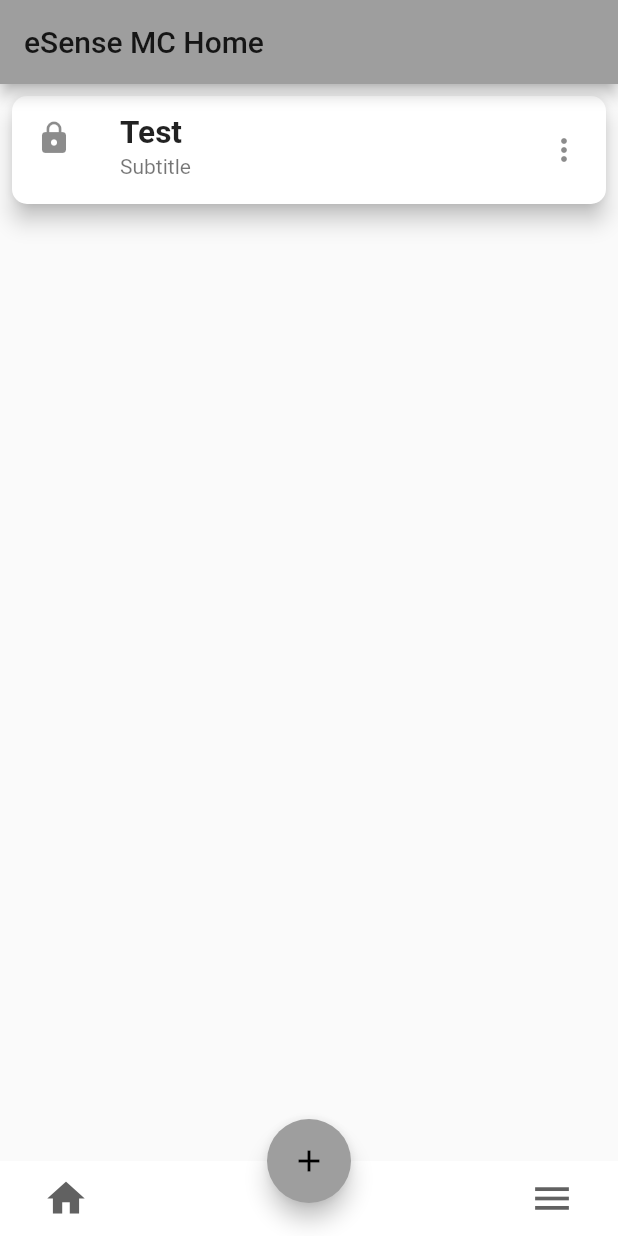
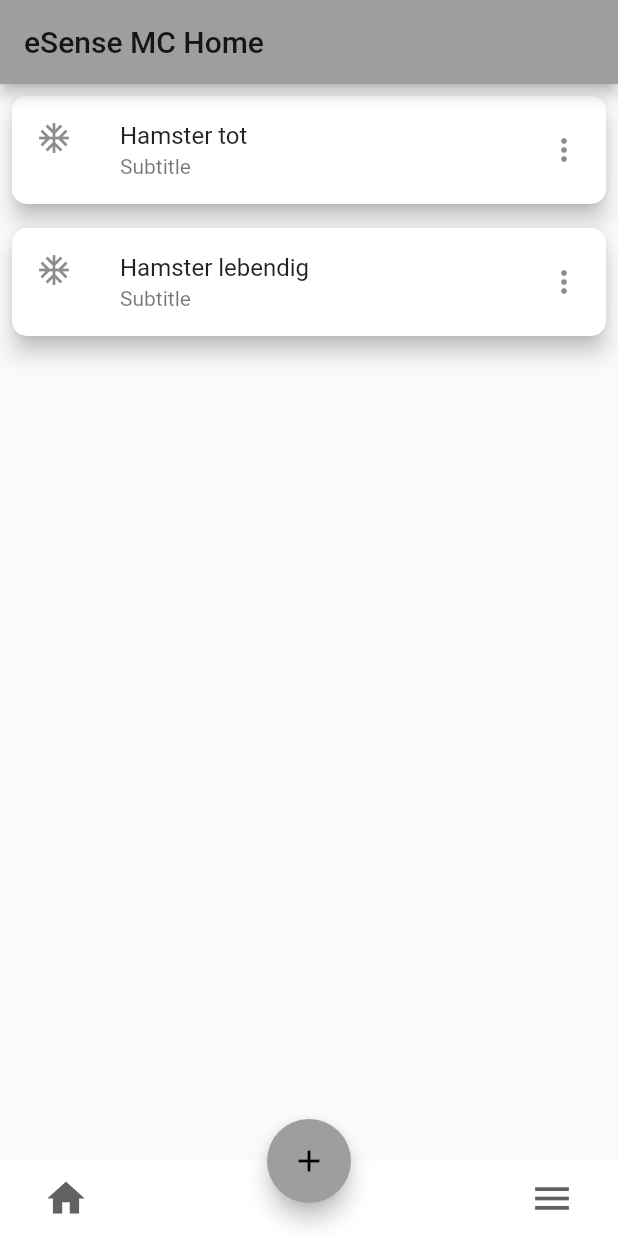
Before and after one commit to m2rash/eSenseFakeCall, a Flutter app: the screen it shows after launch, on a phone screen of 412 x 824 dp. Run offline on Flutter 3.47's test engine with Material 2 defaults, Android fonts, the phone set to English and light mode, and no system bars; our stand-ins replace file_picker, just_audio.

Commit message:
Dynamic CallSttingsList: first try

```diff
--- a/esense_fakecall/lib/homescreen.dart
+++ b/esense_fakecall/lib/homescreen.dart
@@ -23,15 +23,29 @@ class HomeView extends StatefulWidget {
       "callerNameLocation": "callerName",
       "picLocation": "pic",
     },
+    {
+      "name": "Hamster lebendig",
+      "audioLocation": "path",
+      "callerNameLocation": "callerName",
+      "picLocation": "pic",
+    },
 
 
   ];
+
+  addCallToList(Map call) {
+    callList.add(call);
+  }
 
   @override
   Widget build(BuildContext context) {
     return Scaffold(
 
-        body: Card (
+
+      body: ListView.builder(
+            itemCount: callList.length,
+            itemBuilder: (context, index) {
+              	return Card (
                     elevation: 6.0,
                     margin: const EdgeInsets.fromLTRB(8.0, 8.0, 8.0, 8.0),
                     shape: RoundedRectangleBorder(
@@ -39,19 +53,26 @@ class HomeView extends StatefulWidget {
                     ),
 
                     child: ListTile(
-              leading: Icon(Icons.https),
-              title: Text('Test',
-                      style: TextStyle(
-                      fontWeight: FontWeight.bold,
-                      fontSize: 21),),
+                           leading: Icon(Icons.ac_unit),
+                           title: Text('${callList[index]['name']}'),
                            subtitle: Text("Subtitle"),
                            trailing: Icon(Icons.more_vert),
                     ),
-        ),
+
+                );
+            },
+      )
     );
   }
+}
 
-  Widget buildList(BuildContext context, int index) {
+
+
+
+
+
+
+  /*Widget buildList(BuildContext context, int index) {
     return Container(
       decoration: BoxDecoration(
         borderRadius: BorderRadius.circular(25),
@@ -99,5 +120,4 @@ class HomeView extends StatefulWidget {
         ],
       ),
     );
-  }
-}
+    }*/
```
Lines whose indentation alone changed are shown as unchanged.
